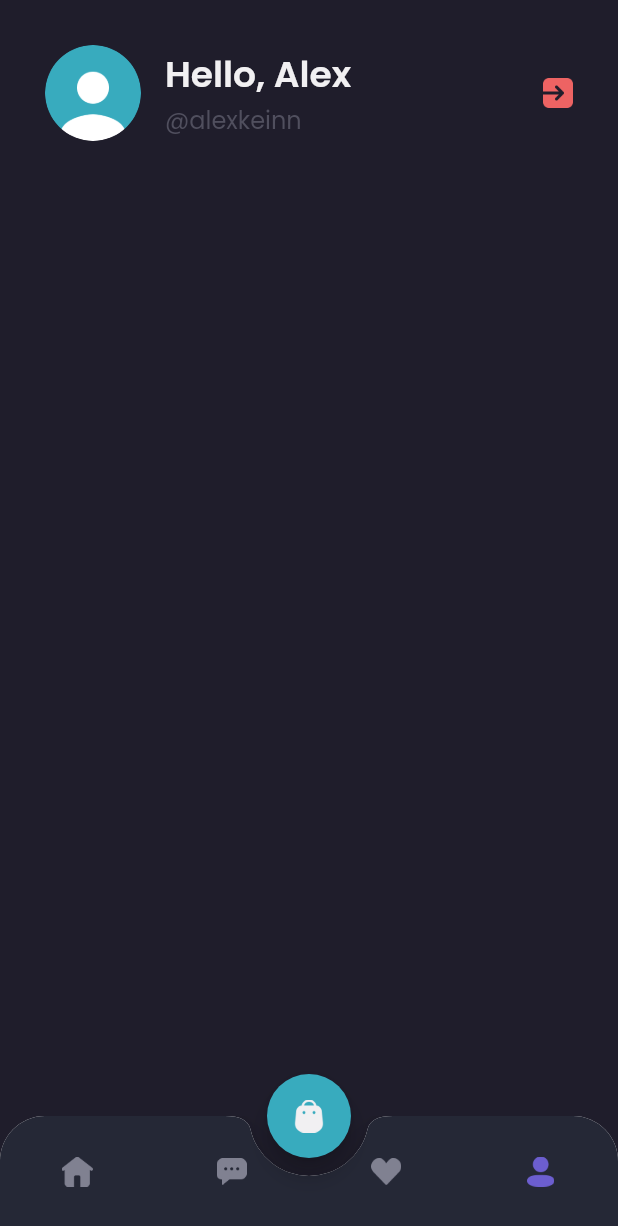
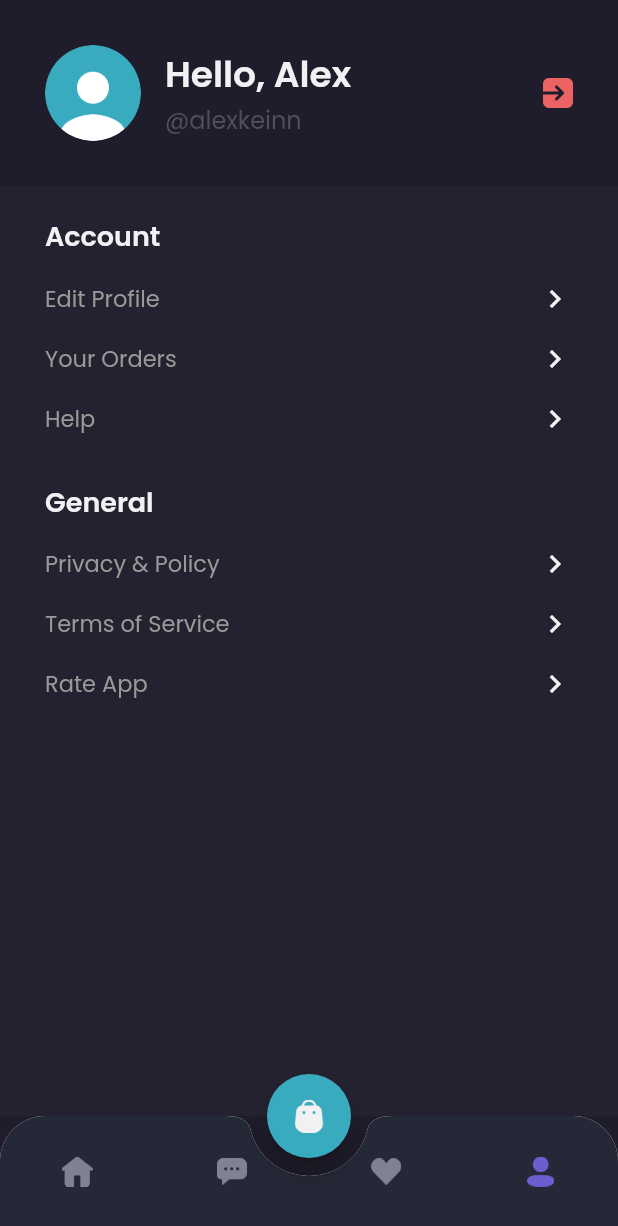
Before and after one commit to IdaDanuartha/shamo-mobile-flutter, a Flutter app: the MainPage screen opened by its route, item 4 of the bottom bar chosen, on a phone screen of 412 x 824 dp. Shown: the top 1226 px of the screen. Run offline on Flutter 3.47's test engine with Material 2 defaults, Android fonts, the phone set to English and light mode, and no system bars; our stand-ins replace google_fonts.

Commit message:
profile page done

```diff
--- a/lib/pages/home/profile_page.dart
+++ b/lib/pages/home/profile_page.dart
@@ -52,11 +52,74 @@ class ProfilePage extends StatelessWidget {
     );
   }
 
+  Widget menuItem(String text) {
+    return Container(
+      margin: EdgeInsets.only(top: 16),
+      child: Row(
+        mainAxisAlignment: MainAxisAlignment.spaceBetween,
+        children: [
+          Text(
+            text,
+            style: secondaryTextStyle.copyWith(
+              fontSize: 15
+            ),
+          ),
+          Icon(
+            Icons.chevron_right,
+            color: primaryTextColor,
+          )
+        ],
+      ),
+    );
+  }
+
+  Widget content() {
+    return Expanded(
+      child: Container(
+        width: double.infinity,
+        padding: EdgeInsets.symmetric(
+          horizontal: defaultMargin
+        ),
+        decoration: BoxDecoration(
+          color: bgColor3
+        ),
+        child: Column(
+          crossAxisAlignment: CrossAxisAlignment.start,
+          children: [
+            SizedBox(height: 20),
+            Text(
+              'Account',
+              style: primaryTextStyle.copyWith(
+                fontSize: 18,
+                fontWeight: semiBold
+              ),
+            ),
+            menuItem("Edit Profile"),
+            menuItem("Your Orders"),
+            menuItem("Help"),
+            SizedBox(height: 30),
+            Text(
+              'General',
+              style: primaryTextStyle.copyWith(
+                fontSize: 18,
+                fontWeight: semiBold
+              ),
+            ),
+            menuItem("Privacy & Policy"),
+            menuItem("Terms of Service"),
+            menuItem("Rate App"),
+          ],
+        ),
+      ),
+    );
+  }
+
   @override
   Widget build(BuildContext context) {
     return Column(
       children: [
-        header()
+        header(),
+        content()
       ],
     );
   }
```
